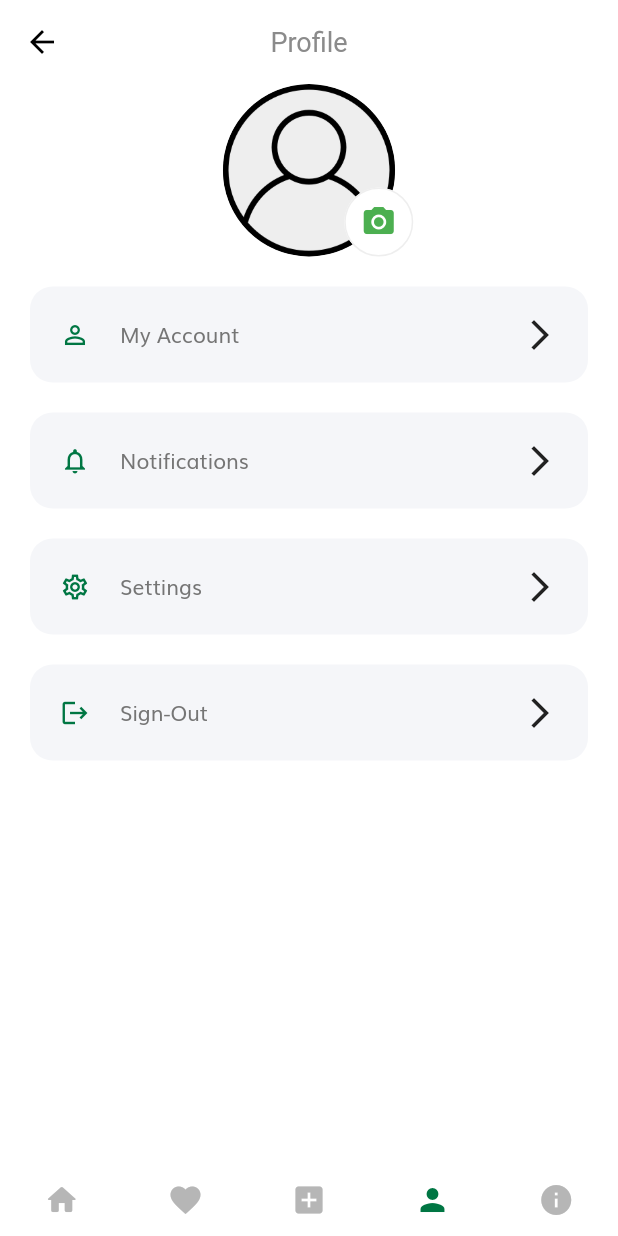
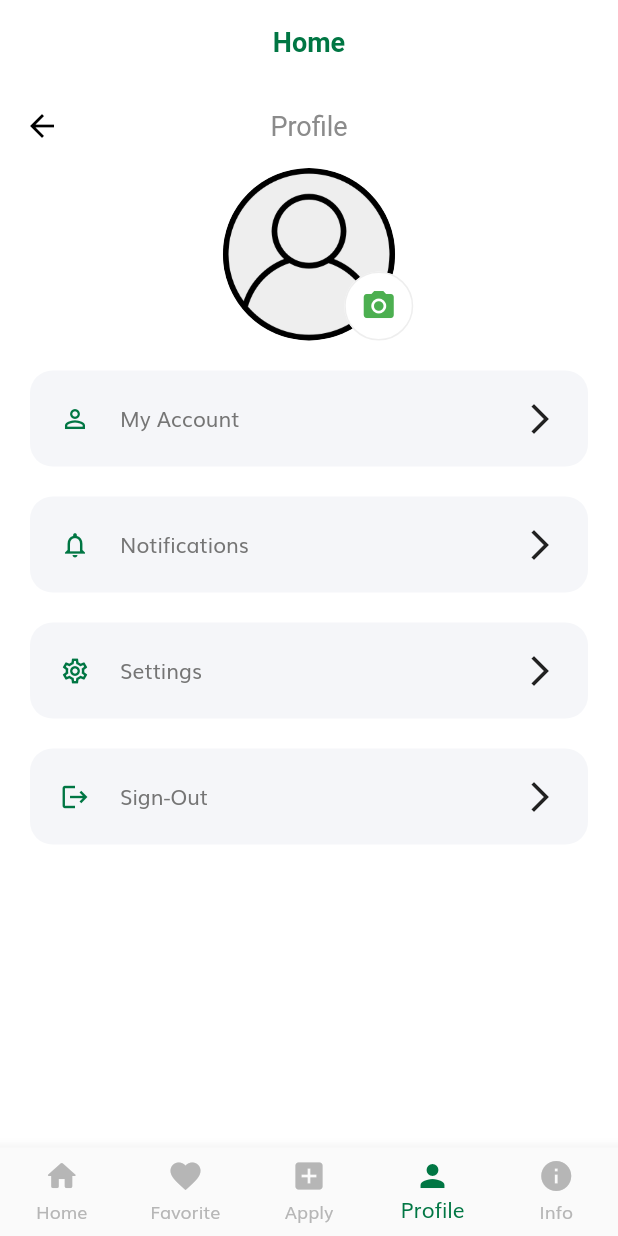
Before and after one commit to ANU-TEAM/edufund-mobileapp, a Flutter app: the HomeScreen screen opened directly, item 4 of the bottom bar chosen, on a phone screen of 412 x 824 dp. Run offline on Flutter 3.47's test engine with Material 2 defaults, Android fonts, the phone set to English and light mode, and no system bars; our stand-ins replace flutter_spinkit, flutter_svg, get, percent_indicator, shared_preferences; accounts and stored records are empty; network calls fail.

Commit message:
reimplement bottom naviagtion

```diff
--- a/lib/components/bottom_navigation.dart
+++ b/lib/components/bottom_navigation.dart
@@ -18,8 +18,6 @@ class BottomNavigation extends StatelessWidget {
 
   @override
   Widget build(BuildContext context) {
-    final inActiveIconColor = Color(0xFFB6B6B6);
-
     return Container(
       child: SafeArea(
         child: Row(
--- a/lib/screens/home/components/application_card.dart
+++ b/lib/screens/applications/components/application_card.dart
@@ -1,8 +1,8 @@
 import 'package:flutter/material.dart';
 import 'package:get/get.dart';
 import 'package:mobileapp/models/application.dart';
-import 'package:mobileapp/screens/home/components/application_detail.dart';
 import 'package:mobileapp/components/linearprogressindicator.dart';
+import 'package:mobileapp/screens/applications/components/application_detail.dart';
 
 class ApplicationCard extends StatelessWidget {
   final Application application;
--- a/lib/screens/home/components/application_list.dart
+++ b/lib/screens/applications/components/application_list.dart
@@ -3,8 +3,8 @@ import 'package:flutter_spinkit/flutter_spinkit.dart';
 import 'package:flutter_svg/flutter_svg.dart';
 import 'package:get/get.dart';
 import 'package:get/instance_manager.dart';
-import 'package:mobileapp/screens/home/components/application_card.dart';
 import 'package:mobileapp/controllers/application_controller.dart';
+import 'package:mobileapp/screens/applications/components/application_card.dart';
 import 'package:mobileapp/utils/contants.dart';
 
 class ApplicationList extends StatelessWidget {
--- a/lib/screens/home/components/categories_section.dart
+++ b/lib/screens/applications/components/categories_section.dart
@@ -1,5 +1,5 @@
 import 'package:flutter/material.dart';
-import 'package:mobileapp/screens/home/components/category_item.dart';
+import 'package:mobileapp/screens/applications/components/category_item.dart';
 import 'package:mobileapp/utils/contants.dart';
 
 class CategoriesSection extends StatelessWidget {
--- a/lib/screens/favorite/favorite.dart
+++ b/lib/screens/favorite/favorite.dart
@@ -1,6 +1,4 @@
 import 'package:flutter/material.dart';
-import 'package:mobileapp/components/bottom_navigation.dart';
-import '../../utils/enum.dart';
 
 class FavoriteScreen extends StatelessWidget {
   @override
@@ -22,9 +20,6 @@ class FavoriteScreen extends StatelessWidget {
           ),
         ),
       ),
-      bottomNavigationBar: BottomNavigation(
-        selectedMenu: MenuState.favorite,
-      ),
     );
   }
 }
--- a/lib/screens/home/home.dart
+++ b/lib/screens/home/home.dart
@@ -1,36 +1,87 @@
 import 'package:flutter/material.dart';
-import 'package:mobileapp/components/bottom_navigation.dart';
 import 'package:mobileapp/components/custom_appbar.dart';
-import 'package:mobileapp/screens/home/components/application_list.dart';
-import 'package:mobileapp/screens/home/components/categories_section.dart';
-import '../../utils/enum.dart';
+import 'package:mobileapp/screens/applications/application.dart';
+import 'package:mobileapp/screens/favorite/favorite.dart';
+import 'package:mobileapp/screens/info/info.dart';
+import 'package:mobileapp/screens/new_application/new_application.dart';
+import 'package:mobileapp/screens/profile/profile_screen.dart';
+import 'package:mobileapp/utils/contants.dart';
 
-class HomeScreen extends StatelessWidget {
+class HomeScreen extends StatefulWidget {
+  @override
+  _HomeScreenState createState() => _HomeScreenState();
+}
+
+class _HomeScreenState extends State<HomeScreen> {
+  int _currentIndex = 0;
+  List<Widget> _children;
+
+  @override
+  void initState() {
+    super.initState();
+    _children = [
+      ApplicationScreen(),
+      FavoriteScreen(),
+      NewApplicationScreen(),
+      ProfileScreen(),
+      InfoScreen()
+    ];
+  }
+
   @override
   Widget build(BuildContext context) {
     return Scaffold(
       backgroundColor: Colors.white,
       appBar: CustomAppBar(
-        title: "Students",
+        title: "Home",
       ),
-      body: Container(
-        height: MediaQuery.of(context).size.height,
-        child: Padding(
-          padding: const EdgeInsets.symmetric(horizontal: 10.0),
-          child: Column(
-            children: [
-              CategoriesSection(),
-              SizedBox(
-                height: 15.0,
-              ),
-              ApplicationList(),
-            ],
+      body: IndexedStack(index: _currentIndex, children: _children),
+      bottomNavigationBar: BottomNavigationBar(
+        currentIndex: _currentIndex,
+        selectedItemColor: kPrimaryColor,
+        unselectedItemColor: inActiveIconColor,
+        type: BottomNavigationBarType.fixed,
+        items: [
+          BottomNavigationBarItem(
+            icon: Icon(
+              Icons.home_rounded,
+            ),
+            label: 'Home',
           ),
-        ),
+          BottomNavigationBarItem(
+            icon: Icon(
+              Icons.favorite,
+            ),
+            label: 'Favorite',
+          ),
+          BottomNavigationBarItem(
+            icon: Icon(
+              Icons.add_box,
+            ),
+            label: 'Apply',
+          ),
+          BottomNavigationBarItem(
+            icon: Icon(
+              Icons.person,
+            ),
+            label: 'Profile',
+          ),
+          BottomNavigationBarItem(
+            icon: Icon(
+              Icons.info_sharp,
+            ),
+            label: 'Info',
+          ),
+        ],
+        onTap: (int index) {
+          setState(() {
+            _currentIndex = index;
+          });
+        },
       ),
-      bottomNavigationBar: BottomNavigation(
-        selectedMenu: MenuState.home,
-      ),
+      // bottomNavigationBar: BottomNavigation(
+      //   selectedMenu: MenuState.home,
+      // ),
     );
   }
 }
--- a/lib/screens/info/info.dart
+++ b/lib/screens/info/info.dart
@@ -1,6 +1,4 @@
 import 'package:flutter/material.dart';
-import 'package:mobileapp/components/bottom_navigation.dart';
-import '../../utils/enum.dart';
 
 class InfoScreen extends StatelessWidget {
   @override
@@ -26,9 +24,6 @@ class InfoScreen extends StatelessWidget {
           )
         ],
       ),
-      bottomNavigationBar: BottomNavigation(
-        selectedMenu: MenuState.info,
-      ),
     );
   }
 }
--- a/lib/screens/new_application/new_application.dart
+++ b/lib/screens/new_application/new_application.dart
@@ -1,6 +1,4 @@
 import 'package:flutter/material.dart';
-import 'package:mobileapp/components/bottom_navigation.dart';
-import '../../utils/enum.dart';
 
 class NewApplicationScreen extends StatelessWidget {
   @override
@@ -26,9 +24,6 @@ class NewApplicationScreen extends StatelessWidget {
           )
         ],
       ),
-      bottomNavigationBar: BottomNavigation(
-        selectedMenu: MenuState.newApplication,
-      ),
     );
   }
 }
--- a/lib/screens/profile/profile_screen.dart
+++ b/lib/screens/profile/profile_screen.dart
@@ -1,7 +1,5 @@
 import 'package:flutter/material.dart';
-import 'package:mobileapp/components/bottom_navigation.dart';
 import 'package:mobileapp/screens/profile/components/body.dart';
-import '../../utils/enum.dart';
 
 class ProfileScreen extends StatelessWidget {
   @override
@@ -11,9 +9,6 @@ class ProfileScreen extends StatelessWidget {
         title: Text("Profile"),
       ),
       body: ProfileBody(),
-      bottomNavigationBar: BottomNavigation(
-        selectedMenu: MenuState.profile,
-      ),
     );
   }
 }
--- a/lib/utils/contants.dart
+++ b/lib/utils/contants.dart
@@ -1,7 +1,7 @@
 import 'package:flutter/material.dart';
 
-// const kPrimaryColor = Color(0xFFFF7643);
 const kPrimaryColor = Color(0xFF007643);
+const inActiveIconColor = Color(0xFFB6B6B6);
 const kPrimaryLightColor = Color(0xFFFFECDF);
 const kPrimaryGradientColor = LinearGradient(
   begin: Alignment.topLeft,
```
Also changed, not shown: lib/screens/applications/application.dart (added, +30 -0 lines), lib/screens/applications/components/application_detail.dart (renamed from lib/screens/home/components/application_detail.dart), lib/screens/applications/components/category_item.dart (renamed from lib/screens/home/components/category_item.dart).
